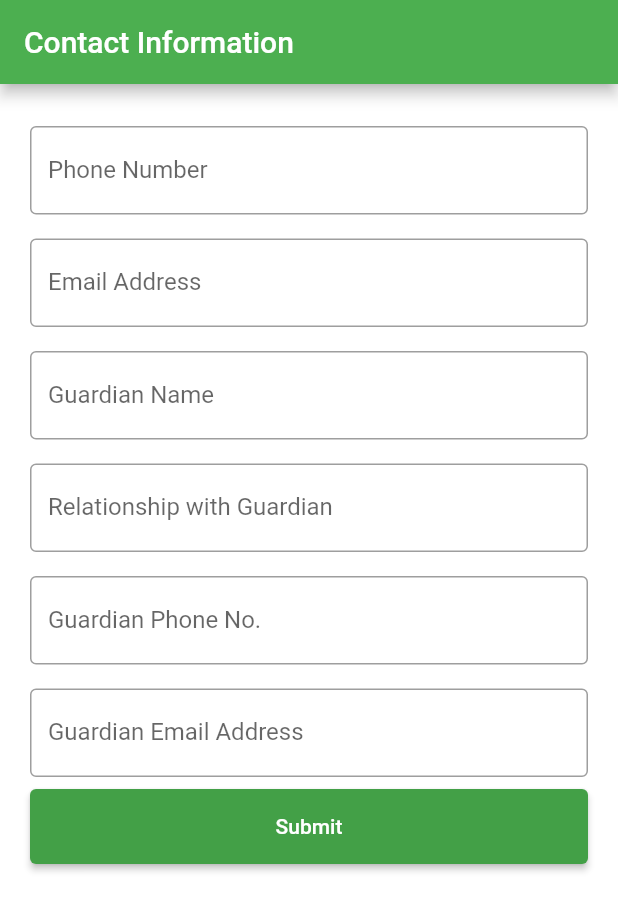
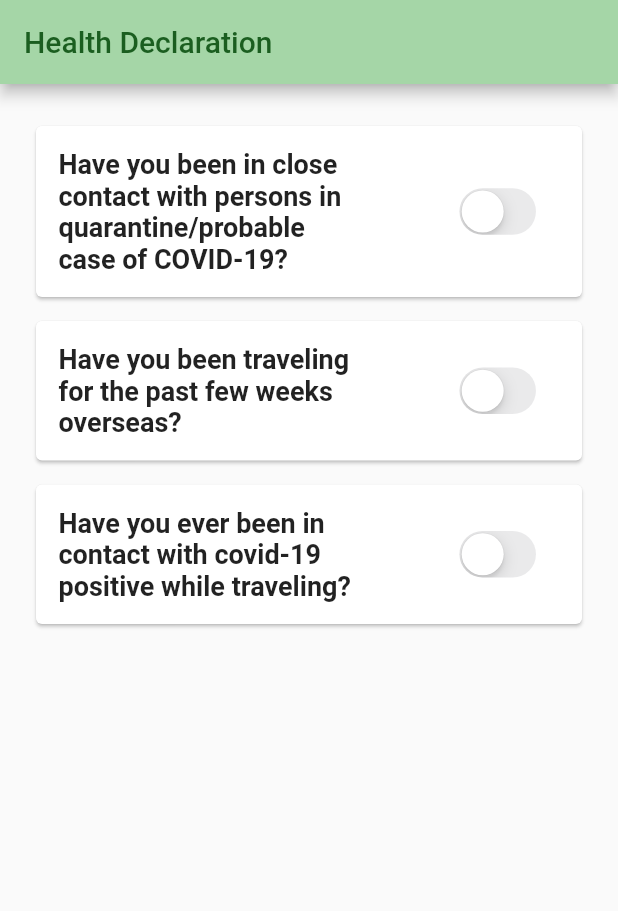
Before and after one commit to dianasupangan/ACTSafe_MobileApp, a Flutter app: the screen it shows after launch, on a phone screen of 412 x 824 dp. Shown: the top 911 px of the screen. Run offline on Flutter 3.47's test engine with Material 2 defaults, Android fonts, the phone set to English and light mode, and no system bars; our stand-ins replace qr_flutter.

Commit message:
health dec form

```diff
--- a/actsafe/lib/main.dart
+++ b/actsafe/lib/main.dart
@@ -1,5 +1,5 @@
 import 'package:actsafe/model/user.dart';
-import 'package:actsafe/screen/contact/contactinfo_screen.dart';
+import 'package:actsafe/screen/healthdec/healthdec_screen.dart';
 import 'package:actsafe/screen/home/home_screen.dart';
 import 'package:actsafe/screen/login/login_screen.dart';
 import 'package:flutter/material.dart';
@@ -22,13 +22,23 @@ class MyApp extends StatelessWidget {
       ],
       child: MaterialApp(
         theme: ThemeData(
-          primarySwatch: Colors.green,
-          canvasColor: Colors.white,
+          colorScheme: ColorScheme(
+              brightness: Brightness.light,
+              primary: Colors.green.shade200,
+              onPrimary: Colors.green.shade900,
+              secondary: Colors.green.shade700,
+              onSecondary: Colors.white,
+              background: Colors.green,
+              onBackground: Colors.black,
+              error: Colors.red,
+              onError: Colors.white,
+              surface: Colors.green.shade200,
+              onSurface: Colors.green.shade900),
         ),
         title: 'ACTSafe',
         initialRoute: '/',
         routes: {
-          '/': (context) => const ContactInfoScreen(),
+          '/': (context) => const HealthDeclarationScreen(),
           // '/': (context) => const LogInScreen(),
           HomeScreen.routeName: (context) => const HomeScreen(),
         },
--- a/actsafe/lib/screen/contact/components/cinfo_form.dart
+++ b/actsafe/lib/screen/contact/components/cinfo_form.dart
@@ -9,6 +9,12 @@ class ContactForm extends StatefulWidget {
 
 class _ContactFormState extends State<ContactForm> {
   //add controller
+  final phoneNumController = TextEditingController();
+  final emailAddController = TextEditingController();
+  final guardianNameController = TextEditingController();
+  final guardianRelController = TextEditingController();
+  final guardianPhoneNumController = TextEditingController();
+  final guardianEmailAddController = TextEditingController();
 
   @override
   Widget build(BuildContext context) {
@@ -21,7 +27,7 @@ class _ContactFormState extends State<ContactForm> {
               label: Text('Phone Number'),
               border: OutlineInputBorder(),
             ),
-            // controller: loanIdController,
+            controller: phoneNumController,
           ),
         ),
         Padding(
@@ -31,7 +37,7 @@ class _ContactFormState extends State<ContactForm> {
               label: Text('Email Address'),
               border: OutlineInputBorder(),
             ),
-            // controller: loanIdController,
+            controller: emailAddController,
           ),
         ),
         Padding(
@@ -41,7 +47,7 @@ class _ContactFormState extends State<ContactForm> {
               label: Text('Guardian Name'),
               border: OutlineInputBorder(),
             ),
-            // controller: loanIdController,
+            controller: guardianNameController,
           ),
         ),
         Padding(
@@ -51,7 +57,7 @@ class _ContactFormState extends State<ContactForm> {
               label: Text('Relationship with Guardian'),
               border: OutlineInputBorder(),
             ),
-            // controller: loanIdController,
+            controller: guardianRelController,
           ),
         ),
         Padding(
@@ -61,7 +67,7 @@ class _ContactFormState extends State<ContactForm> {
               label: Text('Guardian Phone No.'),
               border: OutlineInputBorder(),
             ),
-            // controller: loanIdController,
+            controller: guardianPhoneNumController,
           ),
         ),
         Padding(
@@ -71,21 +77,23 @@ class _ContactFormState extends State<ContactForm> {
               label: Text('Guardian Email Address'),
               border: OutlineInputBorder(),
             ),
-            // controller: loanIdController,
+            controller: guardianEmailAddController,
           ),
         ),
         ElevatedButton(
-          onPressed: () {},
+          onPressed: () {
+            contactInfo();
+          },
           style: ElevatedButton.styleFrom(
             minimumSize: const Size.fromHeight(
               50,
             ),
-            foregroundColor: Colors.white,
-            backgroundColor: Colors.green.shade600,
           ),
           child: const Text("Submit"),
         ),
       ],
     );
   }
+
+  Future<void> contactInfo() async {}
 }
--- /dev/null
+++ b/actsafe/lib/screen/healthdec/components/healthdec_form.dart
@@ -0,0 +1,133 @@
+import 'package:flutter/cupertino.dart';
+import 'package:flutter/material.dart';
+
+class HealthDecForm extends StatefulWidget {
+  const HealthDecForm({super.key});
+
+  @override
+  State<HealthDecForm> createState() => _HealthDecFormState();
+}
+
+class _HealthDecFormState extends State<HealthDecForm> {
+  bool q1 = false;
+  bool q2 = false;
+  bool q3 = false;
+  @override
+  Widget build(BuildContext context) {
+    return Column(
+      children: [
+        Padding(
+          padding: const EdgeInsets.symmetric(vertical: 4.0),
+          child: Card(
+            child: Padding(
+              padding: const EdgeInsets.all(15.0),
+              child: Row(
+                mainAxisAlignment: MainAxisAlignment.spaceBetween,
+                children: [
+                  SizedBox(
+                    width: MediaQuery.of(context).size.width * 0.5,
+                    child: Text(
+                      "Have you been in close contact with persons in quarantine/probable case of COVID-19?",
+                      style: TextStyle(
+                        fontWeight: FontWeight.bold,
+                        fontSize: 18,
+                      ),
+                    ),
+                  ),
+                  SizedBox(
+                    width: MediaQuery.of(context).size.width * 0.20,
+                    child: CupertinoSwitch(
+                      value: q1,
+                      onChanged: (value) {
+                        q1 = value;
+                        setState(
+                          () {},
+                        );
+                      },
+                      thumbColor: CupertinoColors.white,
+                      activeColor: CupertinoColors.activeGreen,
+                    ),
+                  ),
+                ],
+              ),
+            ),
+          ),
+        ),
+        Padding(
+          padding: const EdgeInsets.symmetric(vertical: 4.0),
+          child: Card(
+            child: Padding(
+              padding: const EdgeInsets.all(15.0),
+              child: Row(
+                mainAxisAlignment: MainAxisAlignment.spaceBetween,
+                children: [
+                  SizedBox(
+                    width: MediaQuery.of(context).size.width * 0.5,
+                    child: Text(
+                      "Have you been traveling for the past few weeks overseas?",
+                      style: TextStyle(
+                        fontWeight: FontWeight.bold,
+                        fontSize: 18,
+                      ),
+                    ),
+                  ),
+                  SizedBox(
+                    width: MediaQuery.of(context).size.width * 0.20,
+                    child: CupertinoSwitch(
+                      value: q2,
+                      onChanged: (value) {
+                        q2 = value;
+                        setState(
+                          () {},
+                        );
+                      },
+                      thumbColor: CupertinoColors.white,
+                      activeColor: CupertinoColors.activeGreen,
+                    ),
+                  ),
+                ],
+              ),
+            ),
+          ),
+        ),
+        Padding(
+          padding: const EdgeInsets.symmetric(vertical: 4.0),
+          child: Card(
+            child: Padding(
+              padding: const EdgeInsets.all(15.0),
+              child: Row(
+                mainAxisAlignment: MainAxisAlignment.spaceBetween,
+                children: [
+                  SizedBox(
+                    width: MediaQuery.of(context).size.width * 0.5,
+                    child: Text(
+                      "Have you ever been in contact with covid-19 positive while traveling?",
+                      style: TextStyle(
+                        fontWeight: FontWeight.bold,
+                        fontSize: 18,
+                      ),
+                    ),
+                  ),
+                  SizedBox(
+                    width: MediaQuery.of(context).size.width * 0.20,
+                    child: CupertinoSwitch(
+                      value: q3,
+                      onChanged: (value) {
+                        q3 = value;
+                        setState(
+                          () {},
+                        );
+                      },
+                      thumbColor: CupertinoColors.white,
+                      activeColor: CupertinoColors.activeGreen,
+                    ),
+                  ),
+                ],
+              ),
+            ),
+          ),
+        ),
+      ],
+    );
+  }
+}
--- /dev/null
+++ b/actsafe/lib/screen/healthdec/healthdec_screen.dart
@@ -0,0 +1,19 @@
+import 'package:actsafe/screen/healthdec/components/healthdec_form.dart';
+import 'package:flutter/material.dart';
+
+class HealthDeclarationScreen extends StatelessWidget {
+  const HealthDeclarationScreen({super.key});
+
+  @override
+  Widget build(BuildContext context) {
+    return Scaffold(
+      appBar: AppBar(
+        title: Text("Health Declaration"),
+      ),
+      body: Padding(
+        padding: const EdgeInsets.all(20.0),
+        child: HealthDecForm(),
+      ),
+    );
+  }
+}
--- a/actsafe/lib/screen/login/login_screen.dart
+++ b/actsafe/lib/screen/login/login_screen.dart
@@ -1,4 +1,3 @@
-import 'package:actsafe/screen/home/home_screen.dart';
 import 'package:actsafe/screen/login/components/login_form.dart';
 import 'package:flutter/material.dart';
 
@@ -10,17 +9,7 @@ class LogInScreen extends StatefulWidget {
 }
 
 class _LogInScreenState extends State<LogInScreen> {
-  final usernameController = TextEditingController();
-  final passwordController = TextEditingController();
-
-  void logIn(BuildContext ctx) {
-    final enteredUsername = usernameController.text;
-
-    Navigator.of(ctx).pushReplacementNamed(
-      HomeScreen.routeName,
-      arguments: enteredUsername,
-    );
-  }
+  void logIn(BuildContext ctx) {}
 
   @override
   Widget build(BuildContext context) {
```
